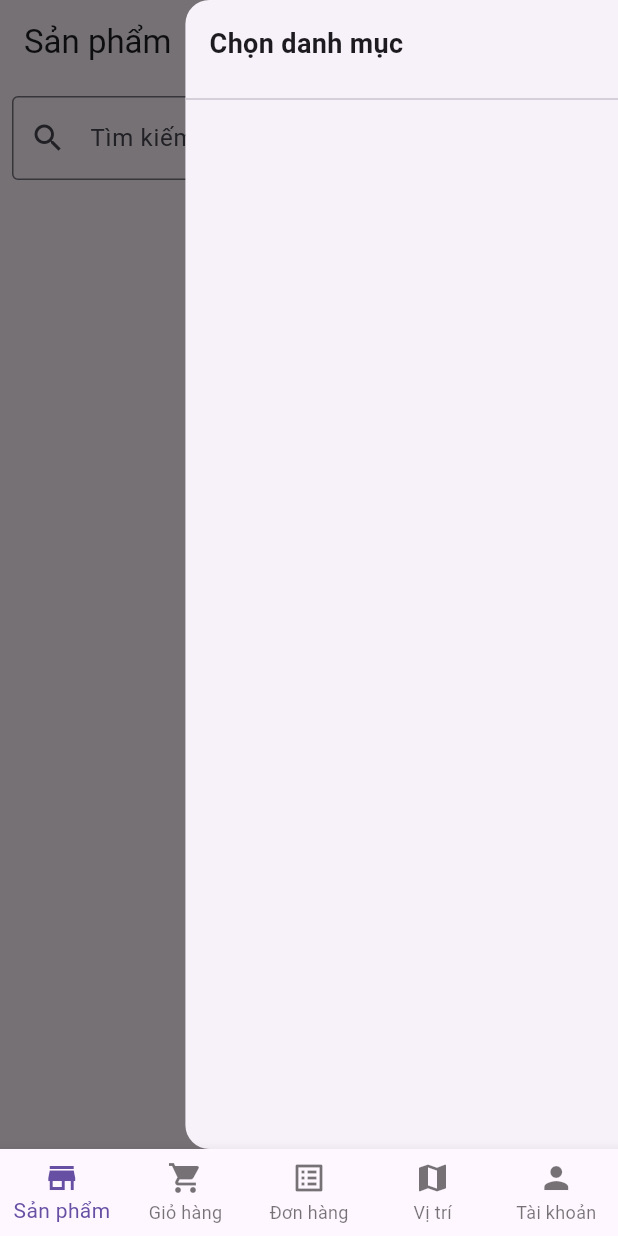
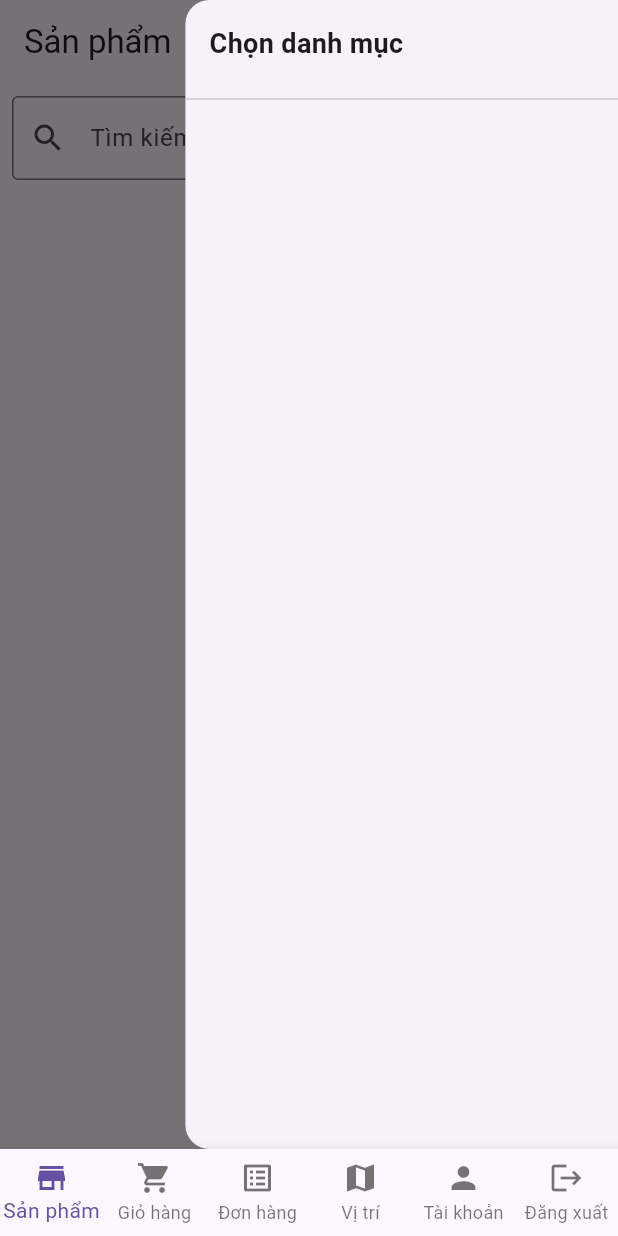
Before and after one commit to TinLaiLapTrinh/NestTech, a Flutter app: the screen it shows after launch, after a tap on the "filter alt" icon, on a phone screen of 412 x 824 dp. Run offline on Flutter 3.47's test engine with Material 3 defaults, Android fonts, the phone set to English and light mode, and no system bars; our stand-ins replace firebase_core, firebase_messaging, flutter_local_notifications, flutter_map, image_picker, latlong2 and 1 more; accounts and stored records are empty; network calls fail; project files that could hold a hidden picture were left out.

```diff
--- a/frontend/lib/features/shared/widgets/app_footer.dart
+++ b/frontend/lib/features/shared/widgets/app_footer.dart
@@ -25,6 +25,7 @@ class AppFooter extends StatelessWidget {
         BottomNavigationBarItem(icon: Icon(Icons.assignment), label: "Đơn hàng"),
         BottomNavigationBarItem(icon: Icon(Icons.map), label: "Bản đồ"),
         BottomNavigationBarItem(icon: Icon(Icons.person), label: "Tài khoản"),
+        BottomNavigationBarItem(icon: Icon(Icons.logout), label: "Đăng xuất"),
       ];
     } else if (role == "delivery_person") {
       items = const [
@@ -32,6 +33,7 @@ class AppFooter extends StatelessWidget {
         BottomNavigationBarItem(icon: Icon(Icons.assignment), label: "Yêu cầu đơn"),
         BottomNavigationBarItem(icon: Icon(Icons.local_shipping), label: "Đơn giao"),
         BottomNavigationBarItem(icon: Icon(Icons.person), label: "Tài khoản"),
+        BottomNavigationBarItem(icon: Icon(Icons.logout), label: "Đăng xuất"),
       ];
     } else {
       // customer
@@ -41,6 +43,7 @@ class AppFooter extends StatelessWidget {
         BottomNavigationBarItem(icon: Icon(Icons.list_alt), label: "Đơn hàng"),
         BottomNavigationBarItem(icon: Icon(Icons.map), label: "Vị trí"),
         BottomNavigationBarItem(icon: Icon(Icons.person), label: "Tài khoản"),
+        BottomNavigationBarItem(icon: Icon(Icons.logout), label: "Đăng xuất"),
       ];
     }
 
--- /dev/null
+++ b/frontend/lib/features/user/models/user_model.dart
@@ -0,0 +1,59 @@
+class UserModel {
+  final int? id;
+  final String username;
+  final String firstName;
+  final String lastName;
+  final String? dob;
+  final String email;
+  final String? address;
+  final String? avatar; // URL của ảnh
+  final String? phoneNumber;
+  final String? userType;
+  final int? followCount;
+
+  UserModel({
+    this.id,
+    required this.username,
+    required this.firstName,
+    required this.lastName,
+    this.dob,
+    required this.email,
+    this.address,
+    this.avatar,
+    this.phoneNumber,
+    this.userType,
+    this.followCount,
+  });
+
+  factory UserModel.fromJson(Map<String, dynamic> json) {
+    return UserModel(
+      id: json['id'] as int?,
+      username: json['username'] as String,
+      firstName: json['first_name'] as String,
+      lastName: json['last_name'] as String,
+      dob: json['dob'] as String?,
+      email: json['email'] as String,
+      address: json['address'] as String?,
+      avatar: json['avatar'] as String?, // lấy URL từ API
+      phoneNumber: json['phone_number'] as String?,
+      userType: json['user_type'] as String?,
+      followCount: json['follow_count'] as int?,
+    );
+  }
+
+  Map<String, dynamic> toJson() {
+    return {
+      'id': id,
+      'username': username,
+      'first_name': firstName,
+      'last_name': lastName,
+      'dob': dob,
+      'email': email,
+      'address': address,
+      'avatar': avatar,
+      'phone_number': phoneNumber,
+      'user_type': userType,
+      'follow_count': followCount,
+    };
+  }
+}
--- a/frontend/lib/features/user/models/user_register_model.dart
+++ b/frontend/lib/features/user/models/user_register_model.dart
@@ -47,7 +47,7 @@ class UserModel {
 }
 
 class SupplierRegisterRequest {
-  // User
+
   String username;
   String password;
   String firstName;
@@ -60,7 +60,7 @@ class SupplierRegisterRequest {
   File? avatar;
   int? followCount;
 
-  // Product
+
   String productName;
   String productDescription;
   String productCategory;
--- a/frontend/lib/main.dart
+++ b/frontend/lib/main.dart
@@ -1,13 +1,72 @@
 import 'package:firebase_core/firebase_core.dart';
+import 'package:firebase_messaging/firebase_messaging.dart';
 import 'package:flutter/material.dart';
-import 'package:frontend/features/user/provider/user_provider.dart';
+import 'package:flutter_local_notifications/flutter_local_notifications.dart';
 import 'package:provider/provider.dart';
 
+import 'features/user/provider/user_provider.dart';
 import 'screens/home_screen.dart';
 
-void main() async{
+// 1️⃣ Background message handler
+Future<void> _firebaseBackgroundHandler(RemoteMessage message) async {
+  await Firebase.initializeApp();
+  print("Handling background message: ${message.messageId}");
+
+  // Hiển thị notification cho background/data-only messages
+  RemoteNotification? notification = message.notification;
+  AndroidNotification? android = message.notification?.android;
+
+  if (notification != null && android != null) {
+    flutterLocalNotificationsPlugin.show(
+      notification.hashCode,
+      notification.title,
+      notification.body,
+      NotificationDetails(
+        android: AndroidNotificationDetails(
+          channel.id,
+          channel.name,
+          channelDescription: channel.description,
+          importance: Importance.max,
+          priority: Priority.high,
+          icon: '@mipmap/ic_launcher',
+        ),
+      ),
+    );
+  }
+}
+
+// 2️⃣ Local notifications plugin
+final FlutterLocalNotificationsPlugin flutterLocalNotificationsPlugin =
+    FlutterLocalNotificationsPlugin();
+
+// 3️⃣ Notification channel Android
+const AndroidNotificationChannel channel = AndroidNotificationChannel(
+  'order_channel', // ID
+  'Order Notifications', // Name
+  description: 'Channel for order status notifications',
+  importance: Importance.max,
+);
+
+void main() async {
   WidgetsFlutterBinding.ensureInitialized();
   await Firebase.initializeApp();
+
+  // Tạo notification channel Android
+  await flutterLocalNotificationsPlugin
+      .resolvePlatformSpecificImplementation<
+          AndroidFlutterLocalNotificationsPlugin>()
+      ?.createNotificationChannel(channel);
+
+  // Khởi tạo local notifications
+  const AndroidInitializationSettings initializationSettingsAndroid =
+      AndroidInitializationSettings('@mipmap/ic_launcher');
+  const InitializationSettings initializationSettings =
+      InitializationSettings(android: initializationSettingsAndroid);
+  await flutterLocalNotificationsPlugin.initialize(initializationSettings);
+
+  // Bắt background messages
+  FirebaseMessaging.onBackgroundMessage(_firebaseBackgroundHandler);
+
   runApp(
     SafeFrameWidget(
       child: MultiProvider(
@@ -32,9 +91,48 @@ class _SafeFrameWidgetState extends State<SafeFrameWidget> {
   @override
   void initState() {
     super.initState();
-    WidgetsBinding.instance.addTimingsCallback((timings) {
-      // ❌ Bỏ qua lỗi debugFrameWasSentToEngine
+
+    // 4️⃣ Request notification permission (Android 13+ / iOS)
+    _requestNotificationPermission();
+
+    // 5️⃣ Foreground messages
+    FirebaseMessaging.onMessage.listen((RemoteMessage message) {
+      print(
+          'Foreground message received: ${message.notification?.title} - ${message.notification?.body}');
+
+      RemoteNotification? notification = message.notification;
+      AndroidNotification? android = message.notification?.android;
+
+      if (notification != null && android != null) {
+        flutterLocalNotificationsPlugin.show(
+          notification.hashCode,
+          notification.title,
+          notification.body,
+          NotificationDetails(
+            android: AndroidNotificationDetails(
+              channel.id,
+              channel.name,
+              channelDescription: channel.description,
+              importance: Importance.max,
+              priority: Priority.high,
+              icon: '@mipmap/ic_launcher',
+            ),
+          ),
+        );
+      }
     });
+  }
+
+  Future<void> _requestNotificationPermission() async {
+    FirebaseMessaging messaging = FirebaseMessaging.instance;
+
+    NotificationSettings settings = await messaging.requestPermission(
+      alert: true,
+      badge: true,
+      sound: true,
+    );
+
+    print('User granted permission: ${settings.authorizationStatus}');
   }
 
   @override
--- a/frontend/lib/screens/home_screen.dart
+++ b/frontend/lib/screens/home_screen.dart
@@ -11,6 +11,7 @@ import 'package:frontend/features/product/screens/my_product_screen.dart';
 import 'package:frontend/features/product/screens/product_list_screen.dart';
 import 'package:frontend/features/shared/widgets/app_footer.dart';
 import 'package:frontend/features/stats/screens/stats_screen.dart';
+import 'package:frontend/features/user/screens/profile_screen.dart';
 import 'package:frontend/features/user/services/user_service.dart';
 import 'package:provider/provider.dart';
 
@@ -24,41 +25,41 @@ class HomeScreen extends StatefulWidget {
 }
 
 class _HomeScreenState extends State<HomeScreen> {
+  int _currentIndex = 0;
+
   @override
   void initState() {
     super.initState();
+    _setupFcm();
+  }
 
+  void _setupFcm() {
     WidgetsBinding.instance.addPostFrameCallback((_) async {
       final userProvider = Provider.of<UserProvider>(context, listen: false);
       if (userProvider.currentUser != null) {
         String? fcmToken = await FirebaseMessaging.instance.getToken();
         if (fcmToken != null) {
           await UserService().saveFcmToken(fcmToken);
-          print("FCM token sent from HomeScreen: $fcmToken");
+          print("FCM token sent: $fcmToken");
         }
       }
     });
 
-    // Lắng nghe notification foreground
     FirebaseMessaging.onMessage.listen((RemoteMessage message) {
       print(
-        "Foreground notification: ${message.notification?.title} - ${message.notification?.body}",
-      );
+          "Foreground notification: ${message.notification?.title} - ${message.notification?.body}");
     });
 
-    // Lắng nghe khi click notification
     FirebaseMessaging.onMessageOpenedApp.listen((RemoteMessage message) {
       print("Notification clicked: ${message.data}");
     });
   }
 
-  int _currentIndex = 0;
-
   void _logout(UserProvider userProvider) async {
     await TokenStorage.clearToken();
     userProvider.clearUser();
     setState(() {
-      _currentIndex = 0; // reset về customer
+      _currentIndex = 0;
     });
   }
 
@@ -66,88 +67,59 @@ class _HomeScreenState extends State<HomeScreen> {
   Widget build(BuildContext context) {
     final userProvider = Provider.of<UserProvider>(context);
     final isLoggedIn = userProvider.currentUser != null;
-    final role =
-        userProvider.currentUser?.userType ?? "customer"; // mặc định customer
+    final role = userProvider.currentUser?.userType ?? "customer";
 
-    // Các trang cho supplier
+    // Pages theo role
     final supplierPages = [
       const ProductListScreen(),
       const MyProductListScreen(),
       const OrderRequestScreen(),
       const MapFilterScreen(),
-      isLoggedIn
-          ? Center(
-              child: Column(
-                mainAxisAlignment: MainAxisAlignment.center,
-                children: [
-                  Text("Xin chào Supplier"),
-                  const SizedBox(height: 16),
-                  ElevatedButton(
-                    onPressed: () => _logout(userProvider),
-                    child: const Text("Đăng xuất"),
-                  ),
-                ],
-              ),
-            )
-          : const LoginScreen(),
+      const ProfileScreen(),
+      if (isLoggedIn)
+        _buildWelcomeWidget("Supplier", userProvider)
+      else
+        const LoginScreen(),
     ];
 
-    // Các trang cho delivery person
     final deliveryPages = [
       StatsScreen(),
       const OrderRequestScreen(),
       const OrderRequestScreen(),
-      isLoggedIn
-          ? Center(
-              child: Column(
-                mainAxisAlignment: MainAxisAlignment.center,
-                children: [
-                  Text("Xin chào Delivery Person"),
-                  const SizedBox(height: 16),
-                  ElevatedButton(
-                    onPressed: () => _logout(userProvider),
-                    child: const Text("Đăng xuất"),
-                  ),
-                ],
-              ),
-            )
-          : const LoginScreen(),
+      const ProfileScreen(),
+      if (isLoggedIn)
+        _buildWelcomeWidget("Delivery Person", userProvider)
+      else
+        const LoginScreen(),
     ];
 
-    // Các trang cho customer
     final customerPages = [
       const ProductListScreen(),
       const MyCartItemsScreen(),
       const OrderScreen(),
       const LocationManagerScreen(),
-      isLoggedIn
-          ? Center(
-              child: Column(
-                mainAxisAlignment: MainAxisAlignment.center,
-                children: [
-                  Text("Xin chào Customer"),
-                  const SizedBox(height: 16),
-                  ElevatedButton(
-                    onPressed: () => _logout(userProvider),
-                    child: const Text("Đăng xuất"),
-                  ),
-                ],
-              ),
-            )
-          : const LoginScreen(),
+      const ProfileScreen(),
+      if (isLoggedIn)
+        _buildWelcomeWidget("Customer", userProvider)
+      else
+        const LoginScreen(),
     ];
 
-    // Chọn danh sách trang theo role
+    // Chọn pages theo role
     final pages = role == "supplier"
         ? supplierPages
         : role == "delivery_person"
-        ? deliveryPages
-        : customerPages; // default customer
+            ? deliveryPages
+            : customerPages;
+
+    // Bảo vệ _currentIndex luôn hợp lệ
+    final currentPage =
+        (_currentIndex < pages.length) ? pages[_currentIndex] : pages[0];
 
     return Scaffold(
-      body: pages[_currentIndex],
+      body: currentPage,
       bottomNavigationBar: AppFooter(
-        currentIndex: _currentIndex,
+        currentIndex: _currentIndex < pages.length ? _currentIndex : 0,
         onTap: (index) {
           setState(() {
             _currentIndex = index;
@@ -158,4 +130,20 @@ class _HomeScreenState extends State<HomeScreen> {
       ),
     );
   }
+
+  Widget _buildWelcomeWidget(String roleName, UserProvider userProvider) {
+    return Center(
+      child: Column(
+        mainAxisAlignment: MainAxisAlignment.center,
+        children: [
+          Text("Xin chào $roleName"),
+          const SizedBox(height: 16),
+          ElevatedButton(
+            onPressed: () => _logout(userProvider),
+            child: const Text("Đăng xuất"),
+          ),
+        ],
+      ),
+    );
+  }
 }
```
Also changed, not shown: frontend/lib/features/auth/screens/login_screen.dart (+7 -0 lines), frontend/pubspec.lock, 6 other files.
